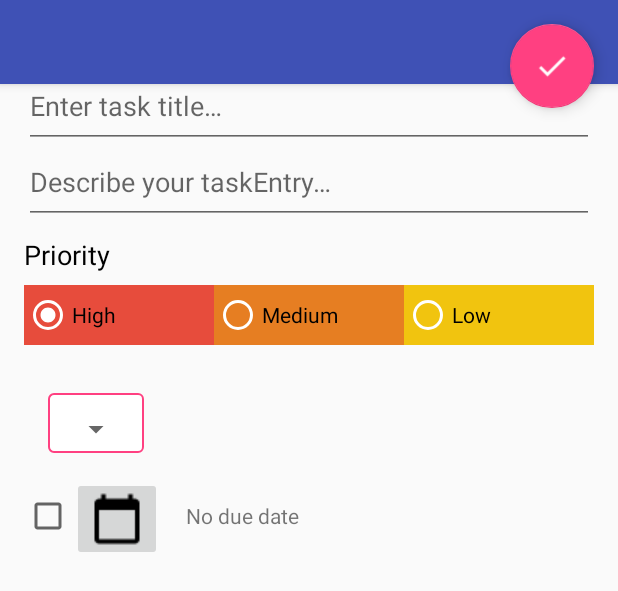
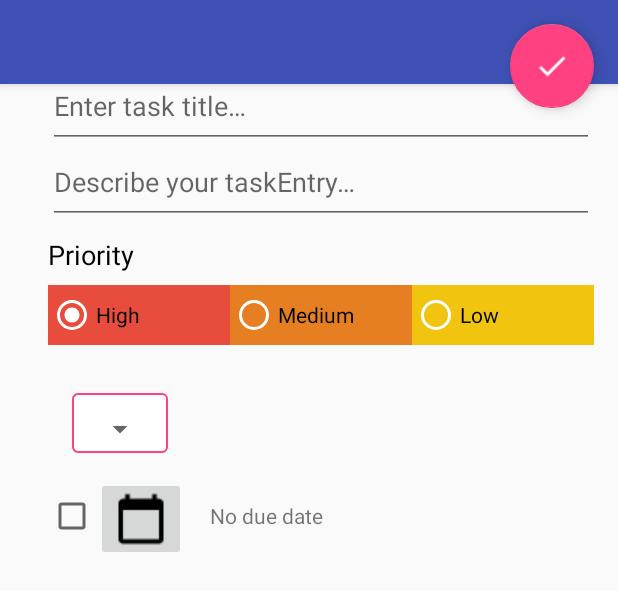
Before and after one commit to arunditti/TodoList, an Android app: the layout activity_add_task.xml on its own in the app's theme, with its tools: preview values and no code run, on a phone screen of 412 x 824 dp. Shown: the top 591 px of the screen. Run offline under Robolectric (Android 15) with nearby library versions, the phone set to English and light mode, and no system bars.

```diff
--- a/app/src/main/res/layout/activity_add_task.xml
+++ b/app/src/main/res/layout/activity_add_task.xml
@@ -26,7 +26,7 @@
                 android:layout_width="match_parent"
                 android:layout_height="?android:attr/actionBarSize"
                 android:background="@color/colorPrimary"
-                android:elevation="4dp"
+                android:elevation="@dimen/elevation_4dp"
                 tools:ignore="UnusedAttribute">
 
                 <android.support.v7.widget.Toolbar
@@ -47,9 +47,11 @@
                 android:layout_width="match_parent"
                 android:layout_height="match_parent"
                 android:orientation="vertical"
-                android:paddingBottom="16dp"
-                android:paddingLeft="16dp"
-                android:paddingRight="16dp"
+                android:paddingBottom="@dimen/padding_16dp"
+                android:paddingLeft="@dimen/padding_16dp"
+                android:layout_marginStart="@dimen/padding_16dp"
+                android:paddingRight="@dimen/padding_16dp"
+                android:paddingEnd="@dimen/padding_16dp"
                 android:paddingTop="48dp">
 
                 <EditText
@@ -75,8 +77,8 @@
                     android:layout_width="wrap_content"
                     android:layout_height="wrap_content"
                     android:layout_gravity="start"
-                    android:layout_marginBottom="8dp"
-                    android:layout_marginTop="8dp"
+                    android:layout_marginBottom="@dimen/margin_8dp"
+                    android:layout_marginTop="@dimen/margin_8dp"
                     android:text="@string/priority_string"
                     android:textColor="@android:color/primary_text_light" />
 
@@ -84,7 +86,7 @@
                 <RadioGroup
                     android:id="@+id/radioGroup"
                     android:layout_width="match_parent"
-                    android:layout_height="40dp"
+                    android:layout_height="@dimen/radio_group_height"
                     android:layout_gravity="center"
                     android:layout_marginBottom="@dimen/activity_horizontal_margin"
                     android:orientation="horizontal"
@@ -124,9 +126,9 @@
                     android:id="@+id/frameLayout_spinner"
                     android:layout_width="wrap_content"
                     android:layout_height="wrap_content"
-                    android:layout_margin="16dp"
-                    android:layout_marginLeft="8dp"
-                    android:layout_marginStart="8dp"
+                    android:layout_margin="@dimen/layout_margin_16dp"
+                    android:layout_marginLeft="@dimen/margin_8dp"
+                    android:layout_marginStart="@dimen/margin_8dp"
                     android:background="@drawable/rectangle_outline"
                     app:layout_constraintStart_toStartOf="parent"
                     app:layout_constraintTop_toBottomOf="@id/radioGroup">
@@ -135,12 +137,12 @@
                         android:id="@+id/spinner"
                         android:layout_width="match_parent"
                         android:layout_height="wrap_content"
-                        android:layout_marginEnd="8dp"
-                        android:layout_marginLeft="8dp"
-                        android:layout_marginRight="8dp"
-                        android:layout_marginStart="8dp"
-                        android:layout_marginTop="8dp"
-                        android:padding="16dp" />
+                        android:layout_marginEnd="@dimen/margin_8dp"
+                        android:layout_marginLeft="@dimen/margin_8dp"
+                        android:layout_marginRight="@dimen/margin_8dp"
+                        android:layout_marginStart="@dimen/margin_8dp"
+                        android:layout_marginTop="@dimen/margin_8dp"
+                        android:padding="@dimen/padding_16dp" />
                 </FrameLayout>
 
                 <LinearLayout
@@ -161,6 +163,7 @@
                         android:layout_width="wrap_content"
                         android:layout_height="wrap_content"
                         android:text="@string/set_date"
+                        android:contentDescription="@string/select_due_date"
                         app:srcCompat="@drawable/baseline_calendar_today_black_18dp"/>
 
 
@@ -169,23 +172,11 @@
                     android:layout_width="wrap_content"
                     android:layout_height="wrap_content"
                     android:gravity="center_vertical"
-                    android:padding="16dp"
-                    android:paddingTop="16dp"
-                    android:text="Due Date"
+                    android:padding="@dimen/padding_16dp"
+                    android:paddingTop="@dimen/padding_16dp"
                     tools:text="@string/has_no_due_date" />
 
                 </LinearLayout>
-
-                <!-- Add button -->
-                <!--<Button-->
-                <!--android:id="@+id/button_save"-->
-                <!--style="@style/TextAppearance.AppCompat.Large"-->
-                <!--android:layout_width="match_parent"-->
-                <!--android:layout_height="wrap_content"-->
-                <!--android:layout_gravity="center"-->
-                <!--android:background="@color/colorPrimary"-->
-                <!--android:text="@string/add_button"-->
-                <!--android:textColor="@android:color/primary_text_dark" />-->
 
             </LinearLayout>
 
@@ -199,6 +190,7 @@
         android:layout_gravity="top|right"
         android:layout_margin="@dimen/fab_margin"
         android:text="Save"
+        android:contentDescription="@string/save_task"
         app:layout_anchorGravity="top|right|end"
         app:srcCompat="@drawable/ic_done" />
 
--- a/app/src/main/res/layout/item_todo_list_widget.xml
+++ b/app/src/main/res/layout/item_todo_list_widget.xml
@@ -7,7 +7,8 @@
         android:id="@+id/tv_widget_title"
         android:layout_width="wrap_content"
         android:layout_height="wrap_content"
-        android:paddingLeft="8dp"
+        android:paddingLeft="@dimen/padding_8dp"
+        android:paddingStart="@dimen/padding_8dp"
         android:textColor="@color/colorPrimaryDark"
         android:text="Task Title"/>
 
@@ -15,7 +16,8 @@
         android:id="@+id/tv_widget_due_date"
         android:layout_width="wrap_content"
         android:layout_height="wrap_content"
-        android:paddingLeft="8dp"
+        android:paddingLeft="@dimen/padding_8dp"
+        android:paddingStart="@dimen/padding_8dp"
         android:layout_below="@+id/tv_widget_title"
         android:textColor="@color/colorPrimaryDark"
         android:text="Task Due Date"/>
--- a/app/src/main/res/layout/todo_list_widget_provider.xml
+++ b/app/src/main/res/layout/todo_list_widget_provider.xml
@@ -13,7 +13,7 @@
         android:layout_height="wrap_content"
         android:layout_alignParentLeft="true"
         android:layout_alignParentTop="true"
-        android:layout_margin="@dimen/layout_margin_8dp"
+        android:layout_margin="@dimen/margin_8dp"
         android:text="@string/app_name"
         android:textColor="@android:color/white"
         android:textSize="@dimen/text_size"
--- a/app/src/main/res/values/dimens.xml
+++ b/app/src/main/res/values/dimens.xml
@@ -3,11 +3,18 @@
     <dimen name="activity_horizontal_margin">16dp</dimen>
     <dimen name="activity_vertical_margin">16dp</dimen>
     <dimen name="fab_margin">16dp</dimen>
-    <dimen name="layout_margin_8dp">8dp</dimen>
+    <dimen name="margin_8dp">8dp</dimen>
+    <dimen name="layout_margin_16dp">16dp</dimen>
+    <dimen name="margin_32ddp">32dp</dimen>
+    <dimen name="padding_16dp">16dp</dimen>
+    <dimen name="padding_8dp">8dp</dimen>
     <dimen name="appBar_height">200dp</dimen>
 
     <dimen name="rv_padding_top">16dp</dimen>
+    <dimen name="elevation_4dp">4dp</dimen>
 
+    <dimen name="radio_group_height">40dp</dimen>
+    <dimen name="priority_circle_22dp">22dp</dimen>
 
     <!--
 Refer to App Widget Documentation for margin information
--- a/app/src/main/res/values/strings.xml
+++ b/app/src/main/res/values/strings.xml
@@ -33,6 +33,8 @@
     <string name="priority_2">2</string>
     <string name="priority_3">3</string>
     <string name="share_task">Share Task</string>
+    <string name="add_task">Add Task</string>
+
 
     <!-- Strings for AddTaskActivity -->
     <!-- This etaskEntrytask has a unicode character for "..." = "&#8230;" -->
@@ -49,6 +51,8 @@
 
     <string name="has_no_due_date">No due date</string>
     <string name="set_date">Enter due date</string>
+    <string name="select_due_date">Select due date</string>
+    <string name="save_task">Save Task</string>
 
     <!-- Title text for the empty view, which describes the empty dog house image [CHAR LIMIT=50] -->
     <string name="empty_view_title_text">It\'s a bit lonely here...</string>
@@ -75,4 +79,8 @@
     <string name="charging_reminder_notification_title">Anything to add....</string>
     <string name="charging_reminder_notification_body">Lets add a new task...</string>
     <string name="main_notification_channel_name">Primary</string>
+
+    <!-- Ads -->
+    <string name="banner_ad_unit_id">ca-app-pub-3940256099942544/6300978111</string>
+    <string name="interstitial_ad_id">ca-app-pub-3940256099942544/1033173712</string>
 </resources>
```
Also changed, not shown: app/build.gradle (+3 -7 lines), app/src/main/java/com/arunditti/android/todolist/ui/activities/MainActivity.java (+16 -1 lines), app/src/main/java/com/arunditti/android/todolist/ui/adapter/TaskAdapter.java (+26 -0 lines), app/src/main/java/com/arunditti/android/todolist/ui/fragments/MainActivityFragment.java (+11 -0 lines), app/src/main/res/layout/fragment_main.xml (+18 -7 lines), app/src/main/res/layout/task_layout.xml (+15 -13 lines).
